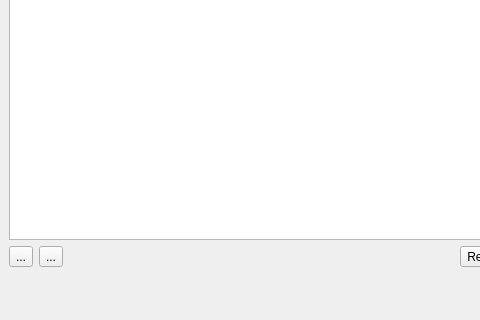
Old version of the form src/lay/TechSetupDialog.ui in the repository KLayout/klayout; both pictures show x 0 to 480 and y 295 to 615 of the 770 by 615 pixel window.
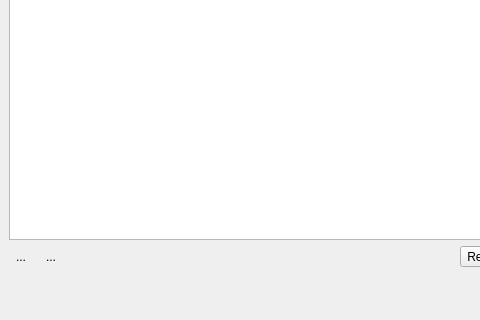
New version of the form. Icons and pictures are not drawn.

Commit message:
WIP: indicating of packages in tech and macros
Technologies and macros that come from packages
are indicated as such in their description texts
in the tech and macro editor.

Technologies and macros that come from packages
which are downloaded are readonly now. This will
prevent editing of downloaded packages.

What changed in the file:
```diff
--- a/src/lay/TechSetupDialog.ui
+++ b/src/lay/TechSetupDialog.ui
@@ -115,6 +115,9 @@
              <iconset resource="layResources.qrc">
               <normaloff>:/add.png</normaloff>:/add.png</iconset>
             </property>
+            <property name="autoRaise">
+             <bool>true</bool>
+            </property>
            </widget>
           </item>
           <item>
@@ -126,6 +129,9 @@
              <iconset resource="layResources.qrc">
               <normaloff>:/clear.png</normaloff>:/clear.png</iconset>
             </property>
+            <property name="autoRaise">
+             <bool>true</bool>
+            </property>
            </widget>
           </item>
           <item>
```
The commit also changes 6 other files.
